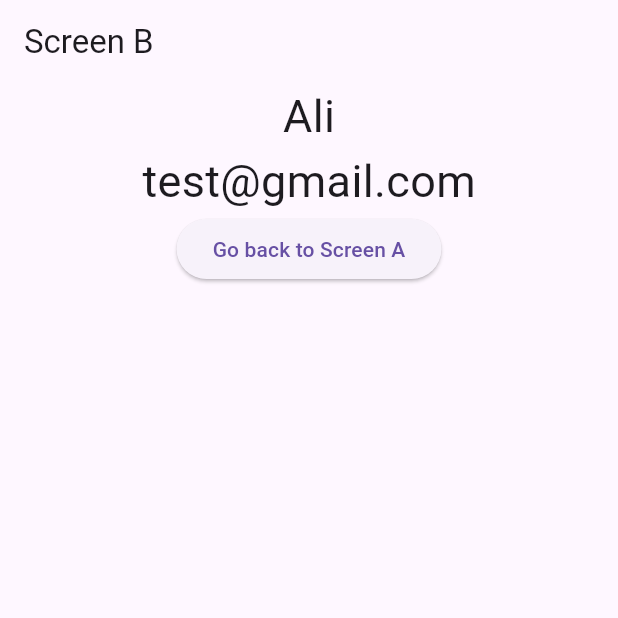
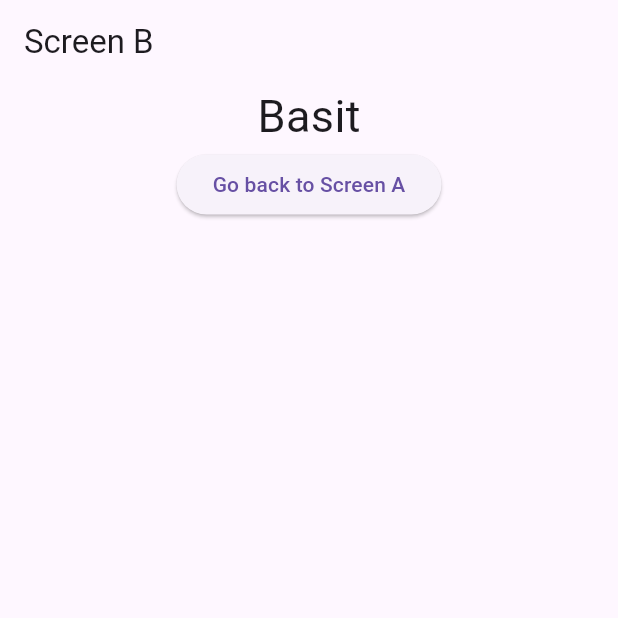
Before and after one commit to MuhammadAliKust/Flutter-B17, a Flutter app: the screen it shows after launch, after a tap on "Go to Screen B", on a phone screen of 412 x 824 dp, the top half of it. Run offline on Flutter 3.47's test engine with Material 3 defaults, Android fonts, the light colour scheme and no system bars; our stand-ins replace smooth_page_indicator, string_validator.

Commit message:
Provider Done

```diff
--- a/lib/main.dart
+++ b/lib/main.dart
@@ -5,9 +5,11 @@ import 'package:flutter_b17/dynamic_list_view.dart';
 import 'package:flutter_b17/grid_view.dart';
 import 'package:flutter_b17/multiple_selection.dart';
 import 'package:flutter_b17/page_view_demo.dart';
+import 'package:flutter_b17/providers/user_provider.dart';
 import 'package:flutter_b17/screen_a.dart';
 import 'package:flutter_b17/single_selection.dart';
 import 'package:flutter_b17/tabbar_view.dart';
+import 'package:provider/provider.dart';
 
 import 'bottom_bar.dart';
 import 'bottom_sheet_demo.dart';
@@ -16,7 +18,9 @@ import 'login.dart';
 import 'network_image.dart';
 
 void main() {
-  runApp(MyApp());
+  runApp(MultiProvider(
+      providers: [ChangeNotifierProvider(create: (context) => UserProvider())],
+      child: MyApp()));
 }
 
 class MyApp extends StatelessWidget {
--- /dev/null
+++ b/lib/providers/user_provider.dart
@@ -0,0 +1,12 @@
+import 'package:flutter/cupertino.dart';
+
+class UserProvider extends ChangeNotifier {
+  String _name = "";
+
+  void setName(String val) {
+    _name = val;
+    notifyListeners();
+  }
+
+  String getName() => _name;
+}
--- a/lib/screen_a.dart
+++ b/lib/screen_a.dart
@@ -1,11 +1,14 @@
 import 'package:flutter/material.dart';
+import 'package:flutter_b17/providers/user_provider.dart';
 import 'package:flutter_b17/screen_b.dart';
+import 'package:provider/provider.dart';
 
 class ScreenAView extends StatelessWidget {
   const ScreenAView({super.key});
 
   @override
   Widget build(BuildContext context) {
+    var userProvider = Provider.of<UserProvider>(context);
     return Scaffold(
       appBar: AppBar(
         title: Text("Screen A"),
@@ -13,13 +16,9 @@ class ScreenAView extends StatelessWidget {
       body: Center(
         child: ElevatedButton(
             onPressed: () {
-              Navigator.push(
-                  context,
-                  MaterialPageRoute(
-                      builder: (context) => ScreenBView(
-                            name: 'Ali',
-                            email: 'test@gmail.com',
-                          )));
+              userProvider.setName('Basit');
+              Navigator.push(context,
+                  MaterialPageRoute(builder: (context) => ScreenBView()));
             },
             child: Text("Go to Screen B")),
       ),
--- a/lib/screen_b.dart
+++ b/lib/screen_b.dart
@@ -1,13 +1,12 @@
 import 'package:flutter/material.dart';
+import 'package:flutter_b17/providers/user_provider.dart';
+import 'package:provider/provider.dart';
 
 class ScreenBView extends StatelessWidget {
-  final String name;
-  final String email;
-
-  const ScreenBView({super.key, required this.name, required this.email});
-
   @override
   Widget build(BuildContext context) {
+    var userProvider = Provider.of<UserProvider>(context);
+
     return Scaffold(
       appBar: AppBar(
         leading: Container(),
@@ -16,8 +15,10 @@ class ScreenBView extends StatelessWidget {
       ),
       body: Column(
         children: [
-          Text(name.toString(),style: TextStyle(fontSize: 30),),
-          Text(email.toString(),style: TextStyle(fontSize: 30),),
+          Text(
+            userProvider.getName().toString(),
+            style: TextStyle(fontSize: 30),
+          ),
           Center(
             child: ElevatedButton(
                 onPressed: () {
--- a/pubspec.yaml
+++ b/pubspec.yaml
@@ -37,6 +37,7 @@ dependencies:
   cupertino_icons: ^1.0.8
   string_validator: ^1.1.0
   smooth_page_indicator: ^1.2.1
+  provider: ^6.1.5
 
 dev_dependencies:
   flutter_test:
```
Also changed, not shown: pubspec.lock.
